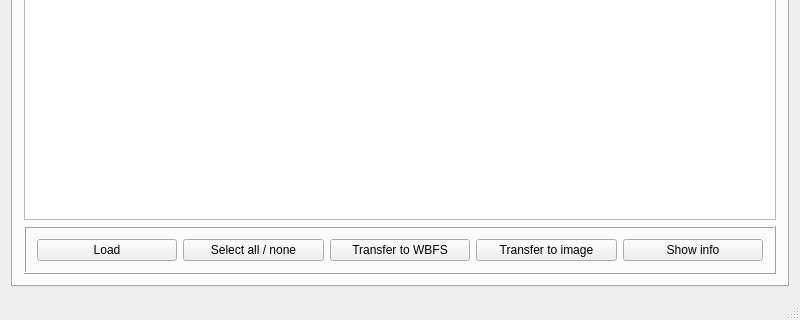
First picture: the form in resources/ui/wiibafu.ui, repository evertonstz/wiibafu, before the edit; both pictures show x 0 to 800 and y 280 to 600 of the 800 by 600 pixel window.
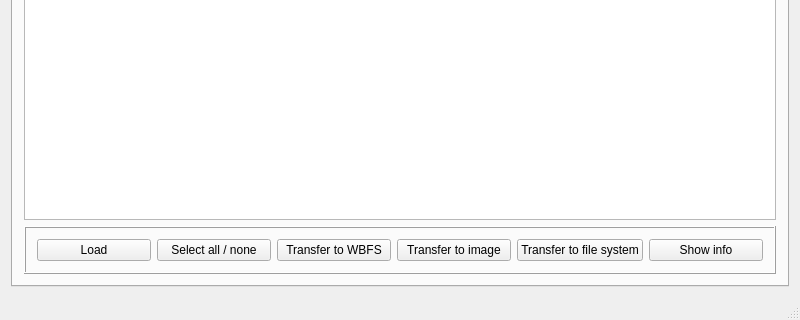
Second picture: the form after the edit. Icons and pictures are not drawn.

Commit message: All transfer routines re-written, settings adapted

Patch:
```diff
--- a/resources/ui/wiibafu.ui
+++ b/resources/ui/wiibafu.ui
@@ -90,6 +90,13 @@
              </property>
             </widget>
            </item>
+           <item>
+            <widget class="QPushButton" name="filesTab_pushButton_TransferToFileSystem">
+             <property name="text">
+              <string>Transfer to file system</string>
+             </property>
+            </widget>
+           </item>
            <item>
             <widget class="QPushButton" name="filesTab_pushButton_ShowInfo">
              <property name="text">
```
Left out of the diff: 4 changed lines with no effect on the pictures. The commit also changes 7 other files.
